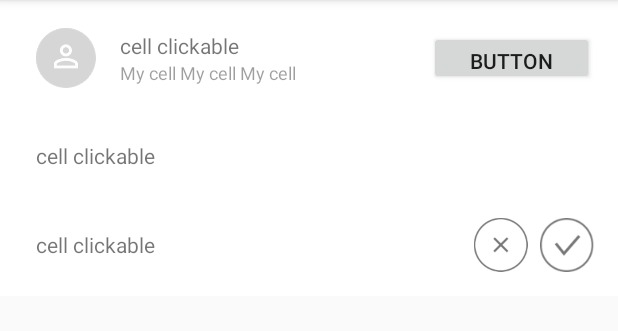
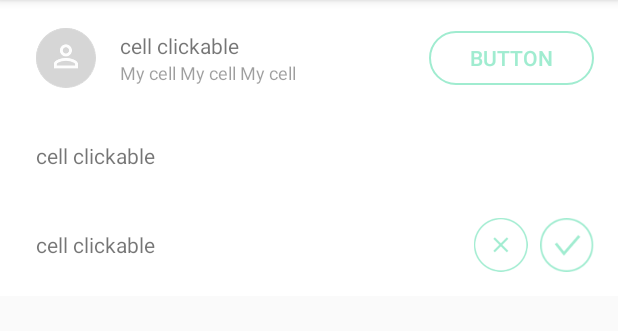
Before and after one commit to appsimples-dev/os-arturito, an Android app: the CellsActivity screen opened directly, with no data from a screen before it, on a phone screen of 412 x 824 dp, the part 84-415 px from its top. Run offline under Robolectric (Android 15) with nearby library versions, the phone set to English and light mode, and no system bars; pictures from the network do not load; 1 statement that could not run was skipped.

Commit message:
Botões com click e layout corrigidos

```diff
--- /dev/null
+++ b/os-arturito/src/main/res/drawable/button_shape.xml
@@ -0,0 +1,16 @@
+<?xml version="1.0" encoding="utf-8"?>
+<shape xmlns:android="http://schemas.android.com/apk/res/android"
+    android:shape="rectangle">
+    <stroke android:width="1dp"
+        android:color="@color/colorSecondary" />
+
+    <padding android:left="1dp"
+        android:top="1dp"
+        android:right="1dp"
+        android:bottom="1dp" />
+
+    <corners android:bottomRightRadius="18dp"
+        android:bottomLeftRadius="18dp"
+        android:topLeftRadius="18dp"
+        android:topRightRadius="18dp" />
+</shape>
--- a/os-arturito/src/main/res/layout/component_cell.xml
+++ b/os-arturito/src/main/res/layout/component_cell.xml
@@ -61,14 +61,17 @@
             <Button android:id="@+id/component_cell_center_button"
                 style="@style/ButtonBase"
                 android:visibility="gone"
-                android:layout_gravity="center" />
+                android:layout_gravity="center"
+                android:background="@drawable/button_shape"
+                android:textColor="@color/colorSecondary"/>
 
             <ImageView
                 android:id="@+id/component_cell_left_button"
                 style="@style/SmallButtonBase"
                 android:visibility="gone"
                 android:layout_gravity="center"
-                app:srcCompat="@drawable/negative_button_icon"/>
+                app:srcCompat="@drawable/negative_button_icon"
+                android:tint="@color/colorSecondary"/>
 
             <ImageView
                 android:id="@+id/component_cell_right_button"
@@ -76,7 +79,8 @@
                 android:layout_marginLeft="8dp"
                 android:layout_gravity="center"
                 android:visibility="gone"
-                app:srcCompat="@drawable/positive_button_icon"/>
+                app:srcCompat="@drawable/positive_button_icon"
+                android:tint="@color/colorSecondary"/>
 
         </LinearLayout>
 
```
